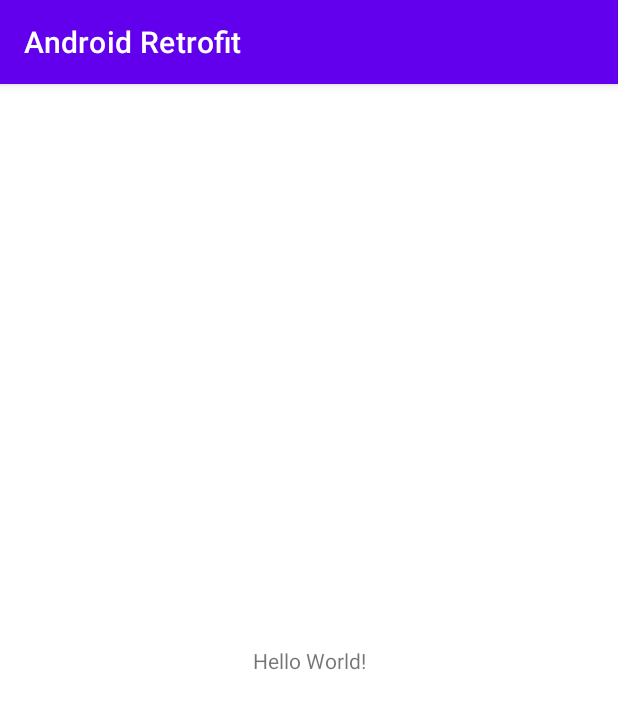
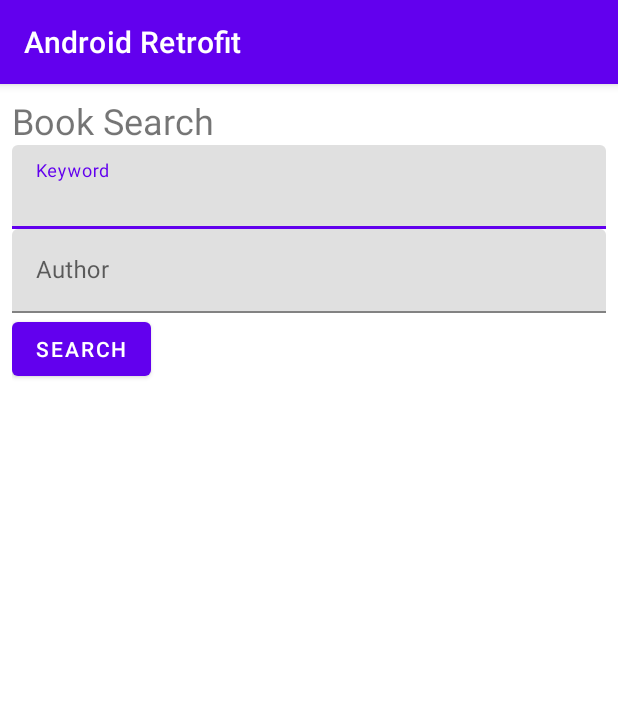
Before and after one commit to OrionFurnish/AndroidRetrofit, an Android app: the screen it shows after launch (MainActivity), on a phone screen of 412 x 824 dp. Shown: the top 709 px of the screen. Run offline under Robolectric (Android 15) with nearby library versions, the phone set to English and light mode, and no system bars; pictures from the network do not load.

```diff
--- a/app/src/main/AndroidManifest.xml
+++ b/app/src/main/AndroidManifest.xml
@@ -1,6 +1,7 @@
 <?xml version="1.0" encoding="utf-8"?>
 <manifest xmlns:android="http://schemas.android.com/apk/res/android"
     package="com.example.androidretrofit">
+    <uses-permission android:name="android.permission.INTERNET" />
 
     <application
         android:allowBackup="true"
--- /dev/null
+++ b/app/src/main/java/com/example/androidretrofit/BookSearchFragment.java
@@ -0,0 +1,70 @@
+package com.example.androidretrofit;
+
+import android.os.Bundle;
+import android.view.LayoutInflater;
+import android.view.View;
+import android.view.ViewGroup;
+import android.widget.Button;
+
+import androidx.annotation.NonNull;
+import androidx.annotation.Nullable;
+import androidx.fragment.app.Fragment;
+import androidx.lifecycle.Observer;
+import androidx.lifecycle.ViewModelProviders;
+import androidx.recyclerview.widget.LinearLayoutManager;
+import androidx.recyclerview.widget.RecyclerView;
+
+import com.google.android.material.textfield.TextInputEditText;
+import com.example.androidretrofit.models.VolumesResponse;
+import com.example.androidretrofit.viewmodels.BookViewModel;
+
+public class BookSearchFragment extends Fragment {
+    private BookViewModel viewModel;
+    private BookSearchResultsAdapter adapter;
+
+    private TextInputEditText keywordEditText, authorEditText;
+    private Button searchButton;
+
+    @Override
+    public void onCreate(@Nullable Bundle savedInstanceState) {
+        super.onCreate(savedInstanceState);
+
+        adapter = new BookSearchResultsAdapter();
+
+        viewModel = ViewModelProviders.of(this).get(BookViewModel.class);
+        viewModel.init();
+        viewModel.getVolumesResponseLiveData().observe(this, new Observer<VolumesResponse>() {
+            @Override
+            public void onChanged(VolumesResponse volumesResponse) {
+                if (volumesResponse != null) {
+                    adapter.setResults(volumesResponse.getItems());
+                }
+            }
+        });
+    }
+
+    @Nullable
+    @Override
+    public View onCreateView(@NonNull LayoutInflater inflater, @Nullable ViewGroup container, @Nullable Bundle savedInstanceState) {
+        View view = inflater.inflate(R.layout.fragment_booksearch, container, false);
+
+        RecyclerView recyclerView = view.findViewById(R.id.fragment_booksearch_searchResultsRecyclerView);
+        recyclerView.setLayoutManager(new LinearLayoutManager(getContext()));
+        recyclerView.setAdapter(adapter);
+
+        keywordEditText = view.findViewById(R.id.fragment_booksearch_keyword);
+        authorEditText = view.findViewById(R.id.fragment_booksearch_author);
+        searchButton = view.findViewById(R.id.fragment_booksearch_search);
+
+        searchButton.setOnClickListener(v -> performSearch());
+
+        return view;
+    }
+
+    public void performSearch() {
+        String keyword = keywordEditText.getEditableText().toString();
+        String author = authorEditText.getEditableText().toString();
+
+        viewModel.searchVolumes(keyword, author);
+    }
+}
--- /dev/null
+++ b/app/src/main/java/com/example/androidretrofit/apis/BookSearchService.java
@@ -0,0 +1,17 @@
+package com.example.androidretrofit.apis;
+
+import com.example.androidretrofit.models.VolumesResponse;
+import com.example.androidretrofit.models.VolumesResponse;
+
+import retrofit2.Call;
+import retrofit2.http.GET;
+import retrofit2.http.Query;
+
+public interface BookSearchService {
+    @GET("/books/v1/volumes")
+    Call<VolumesResponse> searchVolumes(
+            @Query("q") String query,
+            @Query("inauthor") String author,
+            @Query("key") String apiKey
+    );
+}
--- /dev/null
+++ b/app/src/main/java/com/example/androidretrofit/repositories/BookRepository.java
@@ -0,0 +1,60 @@
+package com.example.androidretrofit.repositories;
+
+import android.util.Log;
+
+import androidx.lifecycle.LiveData;
+import androidx.lifecycle.MutableLiveData;
+
+import com.example.androidretrofit.apis.BookSearchService;
+import com.example.androidretrofit.models.VolumesResponse;
+
+import okhttp3.OkHttpClient;
+import okhttp3.logging.HttpLoggingInterceptor;
+import retrofit2.Call;
+import retrofit2.Callback;
+import retrofit2.Response;
+import retrofit2.converter.gson.GsonConverterFactory;
+
+public class BookRepository {
+    private static final String BOOK_SEARCH_SERVICE_BASE_URL = "https://www.googleapis.com/";
+
+    private BookSearchService bookSearchService;
+    private MutableLiveData<VolumesResponse> volumesResponseLiveData;
+
+    public BookRepository() {
+        volumesResponseLiveData = new MutableLiveData<>();
+
+        HttpLoggingInterceptor interceptor = new HttpLoggingInterceptor();
+        interceptor.setLevel(HttpLoggingInterceptor.Level.BODY);
+        OkHttpClient client = new OkHttpClient.Builder().addInterceptor(interceptor).build();
+
+        bookSearchService = new retrofit2.Retrofit.Builder()
+                .baseUrl(BOOK_SEARCH_SERVICE_BASE_URL)
+                .client(client)
+                .addConverterFactory(GsonConverterFactory.create())
+                .build()
+                .create(BookSearchService.class);
+
+    }
+
+    public void searchVolumes(String keyword, String author, String apiKey) {
+        bookSearchService.searchVolumes(keyword, author, apiKey)
+                .enqueue(new Callback<VolumesResponse>() {
+                    @Override
+                    public void onResponse(Call<VolumesResponse> call, Response<VolumesResponse> response) {
+                        if (response.body() != null) {
+                            volumesResponseLiveData.postValue(response.body());
+                        }
+                    }
+
+                    @Override
+                    public void onFailure(Call<VolumesResponse> call, Throwable t) {
+                        volumesResponseLiveData.postValue(null);
+                    }
+                });
+    }
+
+    public LiveData<VolumesResponse> getVolumesResponseLiveData() {
+        return volumesResponseLiveData;
+    }
+}
--- /dev/null
+++ b/app/src/main/java/com/example/androidretrofit/viewmodels/BookViewModel.java
@@ -0,0 +1,33 @@
+package com.example.androidretrofit.viewmodels;
+
+import android.app.Application;
+
+import androidx.annotation.NonNull;
+import androidx.lifecycle.AndroidViewModel;
+import androidx.lifecycle.LiveData;
+
+import com.example.androidretrofit.models.VolumesResponse;
+import com.example.androidretrofit.repositories.BookRepository;
+
+public class BookViewModel extends AndroidViewModel {
+    private BookRepository bookRepository;
+    private LiveData<VolumesResponse> volumesResponseLiveData;
+
+    public BookViewModel(@NonNull Application application) {
+        super(application);
+    }
+
+    public void init() {
+        bookRepository = new BookRepository();
+        volumesResponseLiveData = bookRepository.getVolumesResponseLiveData();
+    }
+
+    public void searchVolumes(String keyword, String author) {
+        //Dotenv dotenv = Dotenv.configure().directory("/assets").filename("env").load();
+        bookRepository.searchVolumes(keyword, author, ApiKeys.key);
+    }
+
+    public LiveData<VolumesResponse> getVolumesResponseLiveData() {
+        return volumesResponseLiveData;
+    }
+}
--- a/app/src/main/res/layout/activity_main.xml
+++ b/app/src/main/res/layout/activity_main.xml
@@ -6,13 +6,16 @@
     android:layout_height="match_parent"
     tools:context=".MainActivity">
 
-    <TextView
-        android:layout_width="wrap_content"
-        android:layout_height="wrap_content"
-        android:text="Hello World!"
+    <fragment
+        android:id="@+id/activity_main_navhostfragment"
+        android:name="androidx.navigation.fragment.NavHostFragment"
+        android:layout_width="match_parent"
+        android:layout_height="0dp"
+        app:defaultNavHost="true"
         app:layout_constraintBottom_toBottomOf="parent"
         app:layout_constraintLeft_toLeftOf="parent"
         app:layout_constraintRight_toRightOf="parent"
-        app:layout_constraintTop_toTopOf="parent" />
+        app:layout_constraintTop_toTopOf="parent"
+        app:navGraph="@navigation/mynavgraph" />
 
 </androidx.constraintlayout.widget.ConstraintLayout>
--- /dev/null
+++ b/app/src/main/res/layout/fragment_booksearch.xml
@@ -0,0 +1,48 @@
+<?xml version="1.0" encoding="utf-8"?>
+<LinearLayout xmlns:android="http://schemas.android.com/apk/res/android"
+    android:orientation="vertical"
+    android:layout_width="match_parent"
+    android:layout_height="wrap_content"
+    android:layout_margin="8dp">
+
+    <TextView
+        android:layout_width="match_parent"
+        android:layout_height="wrap_content"
+        android:text="Book Search"
+        android:textSize="24sp"/>
+
+    <com.google.android.material.textfield.TextInputLayout
+        android:layout_width="match_parent"
+        android:layout_height="wrap_content">
+
+        <com.google.android.material.textfield.TextInputEditText
+            android:layout_width="match_parent"
+            android:layout_height="wrap_content"
+            android:hint="Keyword"
+            android:id="@+id/fragment_booksearch_keyword" />
+
+    </com.google.android.material.textfield.TextInputLayout>
+
+    <com.google.android.material.textfield.TextInputLayout
+        android:layout_width="match_parent"
+        android:layout_height="wrap_content">
+
+        <com.google.android.material.textfield.TextInputEditText
+            android:layout_width="match_parent"
+            android:layout_height="wrap_content"
+            android:hint="Author"
+            android:id="@+id/fragment_booksearch_author" />
+
+    </com.google.android.material.textfield.TextInputLayout>
+
+    <Button
+        android:layout_width="wrap_content"
+        android:layout_height="wrap_content"
+        android:text="Search"
+        android:id="@+id/fragment_booksearch_search" />
+
+    <androidx.recyclerview.widget.RecyclerView
+        android:layout_width="match_parent"
+        android:layout_height="wrap_content"
+        android:id="@+id/fragment_booksearch_searchResultsRecyclerView" />
+</LinearLayout>
--- /dev/null
+++ b/app/src/main/res/navigation/mynavgraph.xml
@@ -0,0 +1,13 @@
+<?xml version="1.0" encoding="utf-8"?>
+<navigation xmlns:android="http://schemas.android.com/apk/res/android"
+    xmlns:app="http://schemas.android.com/apk/res-auto"
+    xmlns:tools="http://schemas.android.com/tools"
+    android:id="@+id/mynavgraph"
+    app:startDestination="@id/bookSearchFragment">
+
+    <fragment
+        android:id="@+id/bookSearchFragment"
+        android:name="com.example.androidretrofit.BookSearchFragment"
+        android:label="fragment_booksearch"
+        tools:layout="@layout/fragment_booksearch" />
+</navigation>
```
Also changed, not shown: app/build.gradle (+30 -0 lines), app/src/main/java/com/example/androidretrofit/BookSearchResultsAdapter.java (added, +79 -0 lines), app/src/main/java/com/example/androidretrofit/Util.java (added, +17 -0 lines), app/src/main/java/com/example/androidretrofit/models/Volume.java (added, +46 -0 lines), app/src/main/java/com/example/androidretrofit/models/VolumeImageLinks.java (added, +22 -0 lines), app/src/main/java/com/example/androidretrofit/models/VolumeInfo.java (added, +72 -0 lines), app/src/main/java/com/example/androidretrofit/models/VolumesResponse.java (added, +32 -0 lines), app/src/main/res/layout/book_item.xml (added, +50 -0 lines), 1 other file.
